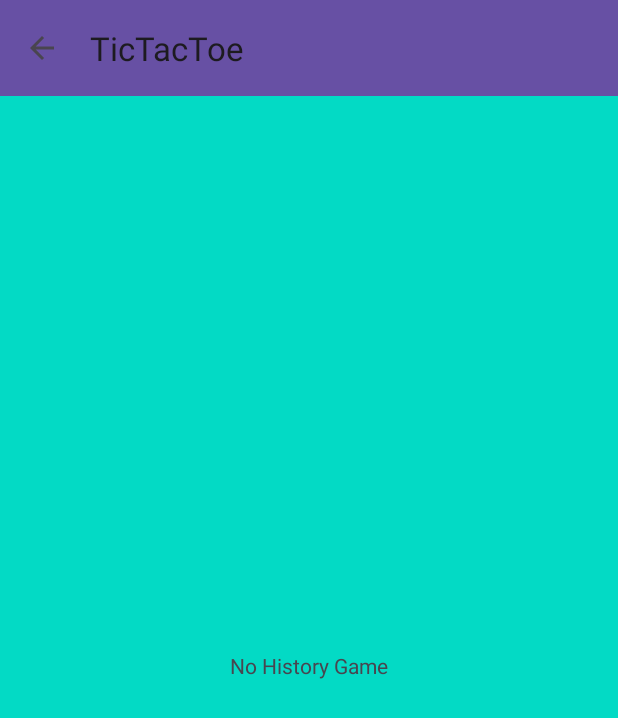
After one commit to hafiz013/tic-tac-toe-android, an Android app built with Jetpack Compose: the HistoryPlaying screen opened directly, with no data from a screen before it, on a phone screen of 412 x 824 dp. The commit adds this screen. Shown: the top 718 px of the screen. Run offline under Robolectric (Android 15) with nearby library versions, the phone set to English and light mode, and no system bars.

Commit message:
adding history player list

```diff
--- a/app/src/main/AndroidManifest.xml
+++ b/app/src/main/AndroidManifest.xml
@@ -13,6 +13,9 @@
         android:supportsRtl="true"
         android:theme="@style/Theme.TicTacToe"
         tools:targetApi="31">
+        <activity
+            android:name=".HistoryPlaying"
+            android:exported="false" />
         <activity
             android:name=".GamePlay"
             android:exported="false" />
--- /dev/null
+++ b/app/src/main/java/com/example/tictactoe/HistoryPlaying.kt
@@ -0,0 +1,69 @@
+package com.example.tictactoe
+
+import android.content.Context
+import android.content.Intent
+import android.os.Bundle
+import android.view.View
+import androidx.lifecycle.lifecycleScope
+import androidx.recyclerview.widget.LinearLayoutManager
+import com.example.tictactoe.adapter.HistoryAdapter
+import com.example.tictactoe.base.BaseActivity
+import com.example.tictactoe.databinding.ActivityHistoryPlayingBinding
+import com.example.tictactoe.model.Player
+import com.example.tictactoe.viewmodel.HistoryGamePlayImpl
+import com.example.tictactoe.viewmodel.HistoryGamePlayViewModel
+import kotlinx.coroutines.launch
+import org.koin.android.ext.android.inject
+
+class HistoryPlaying : BaseActivity<ActivityHistoryPlayingBinding>() {
+    private val historyGamePlayImpl:HistoryGamePlayImpl by inject()
+    private var adapter: HistoryAdapter? = null
+    companion object{
+        fun newIntent(context: Context){
+            val intent = Intent(context, HistoryPlaying::class.java)
+            context.startActivity(intent)
+        }
+    }
+
+    override fun createViewBinding(): ActivityHistoryPlayingBinding {
+        return ActivityHistoryPlayingBinding.inflate(layoutInflater)
+    }
+    override fun onCreate(savedInstanceState: Bundle?) {
+        super.onCreate(savedInstanceState)
+        getListOfHistoryPlaying()
+    }
+
+    private fun getListOfHistoryPlaying(){
+        historyGamePlayImpl.getHistoryGamePlay()
+
+        lifecycleScope.launch {
+            historyGamePlayImpl.uiState.collect{
+                when(it){
+                    is HistoryGamePlayViewModel.HistoryGamePlayUiState.Loading -> {
+                        showProgressDialog()
+                        binding.noHistory.visibility = View.GONE
+                        binding.list.visibility = View.GONE
+                    }
+                    is HistoryGamePlayViewModel.HistoryGamePlayUiState.Success -> {
+                        hideProgressDialog()
+                        binding.noHistory.visibility = View.GONE
+                        binding.list.visibility = View.VISIBLE
+                        showList(it.player)
+                    }else -> {
+                        hideProgressDialog()
+                        binding.noHistory.visibility = View.VISIBLE
+                        binding.list.visibility = View.GONE
+                    }
+                }
+            }
+        }
+    }
+
+    private fun showList(player: List<Player>) {
+        val headerData = listOf(resources.getString(R.string.id_player), resources.getString(R.string.player_name),
+            resources.getString(R.string.scoring_player), resources.getString(R.string.win_rate_player) )
+        adapter = HistoryAdapter(headerData, player)
+        binding.list.adapter = adapter
+        binding.list.layoutManager = LinearLayoutManager(this)
+    }
+}
--- a/app/src/main/java/com/example/tictactoe/MainActivity.kt
+++ b/app/src/main/java/com/example/tictactoe/MainActivity.kt
@@ -36,4 +36,8 @@ class MainActivity : AppCompatActivity() {
     fun onExitApplication(v: View){
         finishAffinity()
     }
+
+    fun onCheckOnHistoryPlay(v:View){
+       HistoryPlaying.newIntent(this)
+    }
 }
--- a/app/src/main/java/com/example/tictactoe/MainApplication.kt
+++ b/app/src/main/java/com/example/tictactoe/MainApplication.kt
@@ -6,6 +6,8 @@ import com.example.tictactoe.core.SharedPreferenceManager
 import com.example.tictactoe.database.UserDatabase
 import com.example.tictactoe.repository.UserRepository
 import com.example.tictactoe.viewmodel.GamePlayImpl
+import com.example.tictactoe.viewmodel.HistoryGamePlayImpl
+import com.example.tictactoe.viewmodel.HistoryGamePlayViewModel
 import com.example.tictactoe.viewmodel.SettingsViewModelImpl
 import kotlinx.coroutines.CoroutineScope
 import kotlinx.coroutines.SupervisorJob
@@ -42,5 +44,6 @@ class MainApplication : Application() {
         single { UserRepository(provideDao(get()))}
         viewModel { SettingsViewModelImpl(get()) }
         viewModel { GamePlayImpl(get()) }
+        viewModel { HistoryGamePlayImpl(get())}
     }
 }
--- a/app/src/main/java/com/example/tictactoe/base/BaseActivity.kt
+++ b/app/src/main/java/com/example/tictactoe/base/BaseActivity.kt
@@ -3,6 +3,7 @@ package com.example.tictactoe.base
 import android.os.Bundle
 import android.view.MenuItem
 import androidx.appcompat.app.AppCompatActivity
+import androidx.appcompat.app.AppCompatDialog
 import androidx.viewbinding.ViewBinding
 import com.example.tictactoe.R
 
@@ -10,6 +11,7 @@ abstract class BaseActivity<Binding : ViewBinding> : AppCompatActivity() {
 
     // Declare the view binding variable
     protected lateinit var binding: Binding
+    private var progressDialog: AppCompatDialog? = null
 
     override fun onCreate(savedInstanceState: Bundle?) {
         super.onCreate(savedInstanceState)
@@ -26,6 +28,17 @@ abstract class BaseActivity<Binding : ViewBinding> : AppCompatActivity() {
         supportActionBar?.setDisplayHomeAsUpEnabled(true)
     }
 
+    protected fun showProgressDialog() {
+        progressDialog = AppCompatDialog(this)
+        progressDialog?.setTitle(resources.getString(R.string.loading)) // Set your loading message
+        progressDialog?.setCancelable(true)
+        progressDialog?.show()
+    }
+
+    protected fun hideProgressDialog() {
+        progressDialog?.dismiss()
+    }
+
     override fun onOptionsItemSelected(item: MenuItem): Boolean {
         return when (item.itemId) {
             android.R.id.home -> { onBackPressedDispatcher.onBackPressed()
--- a/app/src/main/java/com/example/tictactoe/viewmodel/GamePlayImpl.kt
+++ b/app/src/main/java/com/example/tictactoe/viewmodel/GamePlayImpl.kt
@@ -12,7 +12,6 @@ import kotlinx.coroutines.launch
 import kotlinx.coroutines.withContext
 
 class GamePlayImpl(private val userRepository: UserRepository):ViewModel(), GamePlayViewModel {
-    // - Repository is completely separated from the UI through the ViewModel.
     private val  _state = MutableStateFlow<GamePlayViewModel.GamePlayUiState>(GamePlayViewModel.GamePlayUiState.Loading)
     val uiState:StateFlow<GamePlayViewModel.GamePlayUiState> get() = _state.asStateFlow()
     override fun saveDetailsPlayer(
--- /dev/null
+++ b/app/src/main/java/com/example/tictactoe/viewmodel/HistoryGamePlayImpl.kt
@@ -0,0 +1,29 @@
+package com.example.tictactoe.viewmodel
+
+import androidx.lifecycle.ViewModel
+import androidx.lifecycle.viewModelScope
+import com.example.tictactoe.repository.UserRepository
+import kotlinx.coroutines.flow.MutableStateFlow
+import kotlinx.coroutines.flow.StateFlow
+import kotlinx.coroutines.flow.asStateFlow
+import kotlinx.coroutines.launch
+
+class HistoryGamePlayImpl(private val userRepository: UserRepository):ViewModel(), HistoryGamePlayViewModel {
+    private val  _state = MutableStateFlow<HistoryGamePlayViewModel.HistoryGamePlayUiState>(
+        HistoryGamePlayViewModel.HistoryGamePlayUiState.Loading
+    )
+    override val uiState: StateFlow<HistoryGamePlayViewModel.HistoryGamePlayUiState>
+        get() = _state.asStateFlow()
+
+    override fun getHistoryGamePlay() {
+        _state.value = HistoryGamePlayViewModel.HistoryGamePlayUiState.Loading
+
+        viewModelScope.launch {
+            if (userRepository.getAllUser().isEmpty()){
+                _state.value = HistoryGamePlayViewModel.HistoryGamePlayUiState.Failed
+            }else{
+                _state.value = HistoryGamePlayViewModel.HistoryGamePlayUiState.Success(userRepository.getAllUser())
+            }
+        }
+    }
+}
--- /dev/null
+++ b/app/src/main/res/layout/activity_history_playing.xml
@@ -0,0 +1,55 @@
+<?xml version="1.0" encoding="utf-8"?>
+<androidx.constraintlayout.widget.ConstraintLayout xmlns:android="http://schemas.android.com/apk/res/android"
+    xmlns:app="http://schemas.android.com/apk/res-auto"
+    xmlns:tools="http://schemas.android.com/tools"
+    android:id="@+id/main"
+    android:layout_width="match_parent"
+    android:layout_height="match_parent"
+    tools:context=".HistoryPlaying">
+    <androidx.appcompat.widget.Toolbar
+        android:id="@+id/toolbar"
+        android:layout_width="match_parent"
+        android:layout_height="?attr/actionBarSize"
+        android:background="?attr/colorPrimary"
+        app:layout_constraintStart_toStartOf="parent"
+        app:layout_constraintEnd_toEndOf="parent"
+        app:layout_constraintTop_toTopOf="parent"/>
+
+    <androidx.recyclerview.widget.RecyclerView
+        android:id="@+id/list"
+        android:layout_width="@dimen/zero_dp"
+        android:layout_height="@dimen/zero_dp"
+        app:layout_constraintBottom_toBottomOf="parent"
+        app:layout_constraintEnd_toEndOf="parent"
+        app:layout_constraintHorizontal_bias="1.0"
+        app:layout_constraintStart_toStartOf="parent"
+        app:layout_constraintTop_toBottomOf="@id/toolbar"
+        app:layout_constraintVertical_bias="1.0" />
+
+    <com.google.android.material.button.MaterialButton
+        android:layout_width="wrap_content"
+        android:layout_height="wrap_content"
+        android:text="@string/share_result"
+        android:textSize="12sp"
+        android:layout_margin="@dimen/ten_dp"
+        android:fontFamily="sans-serif-black"
+        android:backgroundTint="@color/teal_200"
+        app:layout_constraintEnd_toEndOf="parent"
+        app:layout_constraintBottom_toBottomOf="parent"/>
+    <RelativeLayout
+        android:id="@+id/noHistory"
+        android:layout_width="@dimen/zero_dp"
+        android:layout_height="@dimen/zero_dp"
+        android:background="@color/teal_200"
+        android:visibility="gone"
+        app:layout_constraintStart_toStartOf="parent"
+        app:layout_constraintEnd_toEndOf="parent"
+        app:layout_constraintTop_toBottomOf="@id/toolbar"
+        app:layout_constraintBottom_toBottomOf="parent">
+        <com.google.android.material.textview.MaterialTextView
+            android:layout_width="wrap_content"
+            android:layout_height="wrap_content"
+            android:layout_centerInParent="true"
+            android:text="@string/no_result_data"/>
+    </RelativeLayout>
+</androidx.constraintlayout.widget.ConstraintLayout>
--- a/app/src/main/res/layout/activity_main.xml
+++ b/app/src/main/res/layout/activity_main.xml
@@ -51,6 +51,7 @@
         android:layout_height="wrap_content"
         android:text="@string/history_txt"
         android:textSize="24sp"
+        android:onClick="onCheckOnHistoryPlay"
         android:layout_marginTop="@dimen/ten_dp"
         app:layout_constraintStart_toStartOf="parent"
         app:layout_constraintEnd_toEndOf="parent"
--- a/app/src/main/res/values/colors.xml
+++ b/app/src/main/res/values/colors.xml
@@ -7,4 +7,6 @@
     <color name="teal_700">#FF018786</color>
     <color name="black">#FF000000</color>
     <color name="white">#FFFFFFFF</color>
+    <color name="blue">#0079D6</color>
+    <color name="light_blue">#DAE8FC</color>
 </resources>
--- a/app/src/main/res/values/strings.xml
+++ b/app/src/main/res/values/strings.xml
@@ -36,4 +36,10 @@
     <string name="failed_save_data">Failed to save data.</string>
     <string name="success_save_data">Successful save the data.</string>
     <string name="loading">Loading...</string>
+    <string name="share_result">Share Result Game</string>
+    <string name="no_result_data">No History Game</string>
+    <string name="id_player">ID Player</string>
+    <string name="player_name">Player Name</string>
+    <string name="scoring_player">Player Score</string>
+    <string name="win_rate_player">Player WinRate</string>
 </resources>
```
Also changed, not shown: app/src/main/java/com/example/tictactoe/adapter/HistoryAdapter.kt (added, +55 -0 lines), app/src/main/java/com/example/tictactoe/viewmodel/HistoryGamePlayViewModel.kt (added, +14 -0 lines), app/src/main/res/layout/item_header_item.xml (added, +32 -0 lines), app/src/main/res/layout/item_row_item.xml (added, +33 -0 lines).
